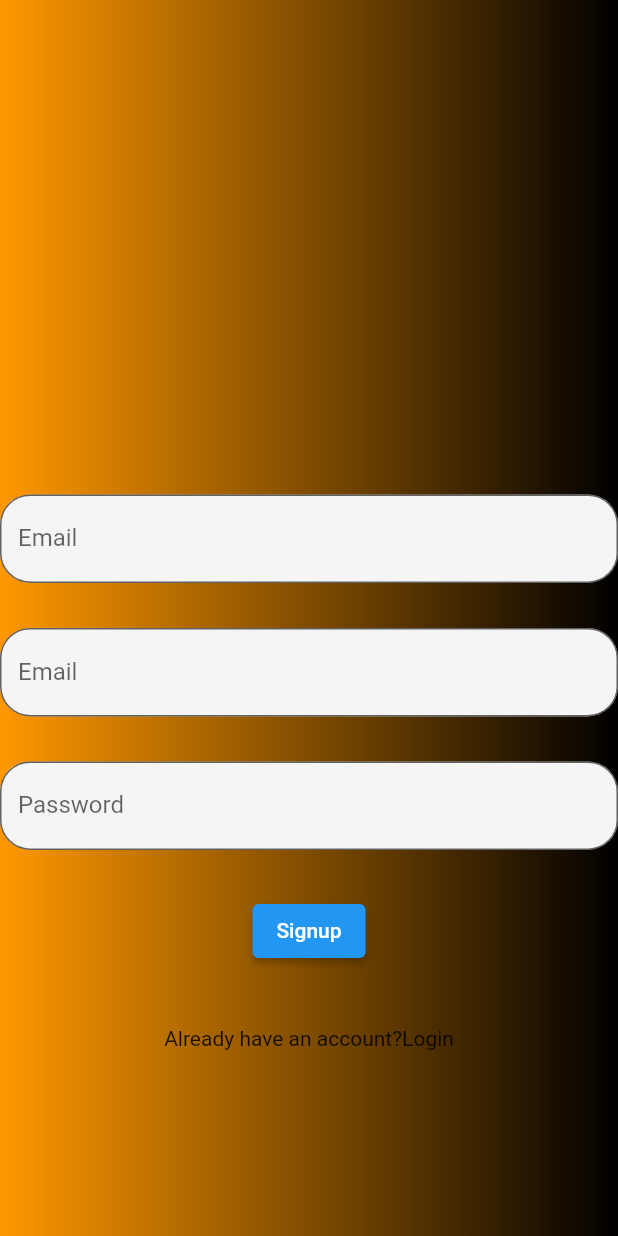
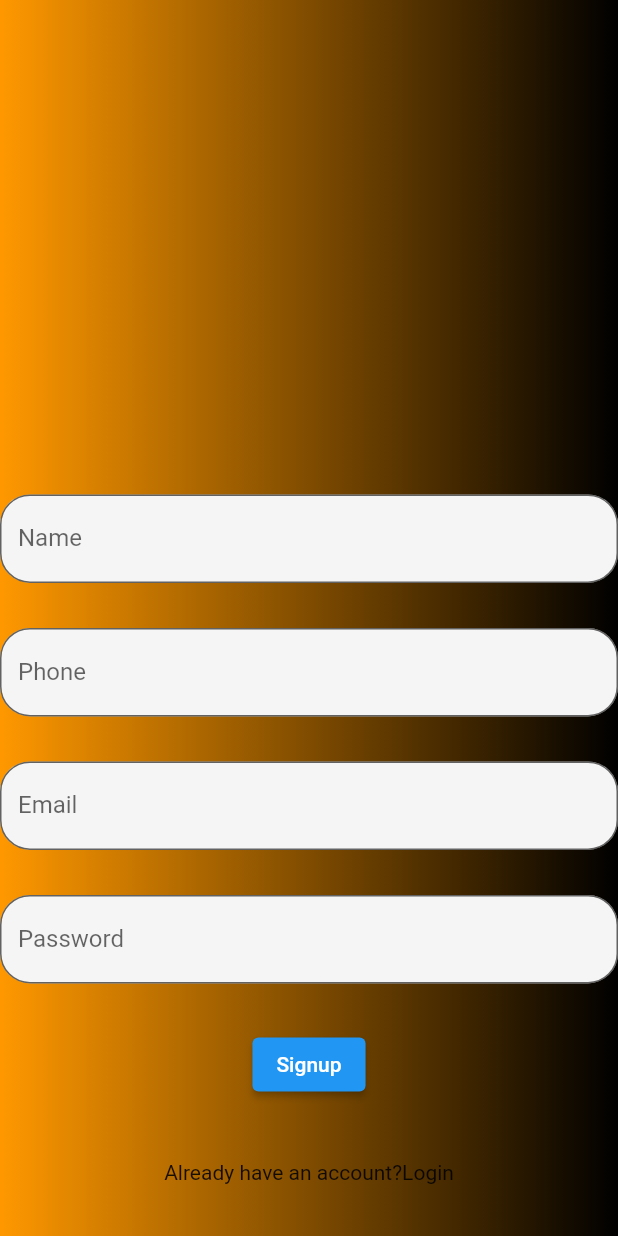
Before and after one commit to taurusaman/cc_app, a Flutter app: the SignUpScreen screen opened by its route, after a tap on "Signup", on a phone screen of 412 x 824 dp. Run offline on Flutter 3.47's test engine with Material 2 defaults, Android fonts, the phone set to English and light mode, and no system bars; our stand-ins replace carousel_slider, cloud_firestore, firebase_auth, firebase_core, get; missing offline and left inert: icons_flutter; accounts and stored records are empty; network calls fail.

Commit message:
email firebase code changes

```diff
--- a/lib/main.dart
+++ b/lib/main.dart
@@ -1,3 +1,4 @@
+import 'package:cc_app/firebase_options.dart';
 import 'package:cc_app/screen/navscreens/navigationbarscreen.dart';
 import 'package:cc_app/screen/otherscreens/forgetpassword.dart';
 import 'package:cc_app/screen/navscreens/homescreen.dart';
@@ -11,7 +12,9 @@ import 'package:flutter/material.dart';
 void main() async {
   //for firebase binding to main function of our flutter app
   WidgetsFlutterBinding.ensureInitialized();
-  await Firebase.initializeApp();
+  await Firebase.initializeApp(
+    options: DefaultFirebaseOptions.currentPlatform,
+  );
   runApp(MaterialApp(
     debugShowCheckedModeBanner: false,
     title: 'CCApp',
--- a/lib/screen/otherscreens/loginscreen.dart
+++ b/lib/screen/otherscreens/loginscreen.dart
@@ -1,3 +1,4 @@
+import 'package:cc_app/screen/navscreens/navigationbarscreen.dart';
 import 'package:cc_app/screen/otherscreens/forgetpassword.dart';
 import 'package:cc_app/screen/otherscreens/regissterscreen.dart';
 import 'package:firebase_auth/firebase_auth.dart';
@@ -61,7 +62,11 @@ class _MyLoginscreenState extends State<MyLoginscreen> {
                   final credential = await FirebaseAuth.instance
                       .signInWithEmailAndPassword(
                           email: email, password: password);
-                  Navigator.pushNamed(context, 'navscreen');
+                  Navigator.push(
+                      context,
+                      MaterialPageRoute(
+                        builder: (context) => navscreen(),
+                      ));
                 } on FirebaseAuthException catch (e) {
                   if (e.code == 'user-not-found') {
                     print('No user found for that email.');
--- a/lib/screen/otherscreens/regissterscreen.dart
+++ b/lib/screen/otherscreens/regissterscreen.dart
@@ -1,3 +1,9 @@
+
+import 'package:cc_app/firebase_options.dart';
+import 'package:cc_app/screen/navscreens/navigationbarscreen.dart';
+import 'package:cc_app/screen/otherscreens/loginscreen.dart';
+import 'package:cc_app/services/registerservices.dart';
+import 'package:cloud_firestore/cloud_firestore.dart';
 import 'package:firebase_auth/firebase_auth.dart';
 import 'package:flutter/material.dart';
 
@@ -9,9 +15,13 @@ class SignUpScreen extends StatefulWidget {
 }
 
 class _SignUpScreenState extends State<SignUpScreen> {
+  TextEditingController userNameController = TextEditingController();
+  TextEditingController userPhoneController = TextEditingController();
+  TextEditingController userEmailController = TextEditingController();
+  TextEditingController userPasswordController = TextEditingController();
+
   @override
   Widget build(BuildContext context) {
-    String email = '', password = '';
     return Scaffold(
         backgroundColor: Colors.transparent,
         body: Container(
@@ -22,9 +32,31 @@ class _SignUpScreenState extends State<SignUpScreen> {
                 EdgeInsets.only(top: MediaQuery.of(context).size.height * 0.4),
             child: Column(children: [
               TextFormField(
-                  onChanged: (value) {
-                    email = value;
-                  },
+                  controller: userNameController,
+                  decoration: InputDecoration(
+                      fillColor: Colors.grey.shade100,
+                      filled: true,
+                      labelText: 'Name',
+                      hintText: 'Enter Name',
+                      border: OutlineInputBorder(
+                          borderRadius: BorderRadius.circular(20)))),
+              SizedBox(
+                height: 30,
+              ),
+              TextFormField(
+                  controller: userPhoneController,
+                  decoration: InputDecoration(
+                      fillColor: Colors.grey.shade100,
+                      filled: true,
+                      labelText: 'Phone',
+                      hintText: 'Enter Phone',
+                      border: OutlineInputBorder(
+                          borderRadius: BorderRadius.circular(20)))),
+              SizedBox(
+                height: 30,
+              ),
+              TextFormField(
+                  controller: userEmailController,
                   decoration: InputDecoration(
                       fillColor: Colors.grey.shade100,
                       filled: true,
@@ -36,24 +68,7 @@ class _SignUpScreenState extends State<SignUpScreen> {
                 height: 30,
               ),
               TextFormField(
-                  onChanged: (value) {
-                    password = value;
-                  },
-                  obscureText: false,
-                  decoration: InputDecoration(
-                      fillColor: Colors.grey.shade100,
-                      filled: true,
-                      labelText: 'Email',
-                      hintText: 'Enter Email',
-                      border: OutlineInputBorder(
-                          borderRadius: BorderRadius.circular(20)))),
-              SizedBox(
-                height: 30,
-              ),
-              TextFormField(
-                  onChanged: (value) {
-                    password = value;
-                  },
+                  controller: userPasswordController,
                   obscureText: true,
                   decoration: InputDecoration(
                       fillColor: Colors.grey.shade100,
@@ -67,20 +82,23 @@ class _SignUpScreenState extends State<SignUpScreen> {
               ),
               ElevatedButton(
                   onPressed: () async {
-                    try {
-                      final credential = await FirebaseAuth.instance
-                          .createUserWithEmailAndPassword(
-                              email: email, password: password);
-                      Navigator.pushNamed(context, 'navscreen');
-                    } on FirebaseAuthException catch (e) {
-                      if (e.code == 'weak-password') {
-                        print('The password provided is too weak.');
-                      } else if (e.code == 'email-already-in-use') {
-                        print('The account already exists for that email.');
-                      }
-                    } catch (e) {
-                      print(e);
-                    }
+                    var userName = userNameController.text.trim();
+                    var userPhone = userPhoneController.text.trim();
+                    var userEmail = userEmailController.text.trim();
+                    var userPassword = userPasswordController.text.trim();
+
+                    await FirebaseAuth.instance.createUserWithEmailAndPassword(
+                        email: userEmail, password: userPassword);
+                    signUpUser(
+                      userName,
+                      userPhone,
+                      userEmail,
+                      userPassword,
+                    );Navigator.push(
+                    context,
+                    MaterialPageRoute(
+                      builder: (context) => MyLoginscreen(),
+                    ));
                   },
                   child: Text('Signup')),
               SizedBox(
--- /dev/null
+++ b/lib/services/registerservices.dart
@@ -0,0 +1,22 @@
+import 'package:cc_app/screen/otherscreens/loginscreen.dart';
+import 'package:cloud_firestore/cloud_firestore.dart';
+import 'package:firebase_auth/firebase_auth.dart';
+import 'package:get/get.dart';
+
+signUpUser(
+  String userName,
+  String userPhone,
+  String userEmail,
+  String userPassword,
+) async {
+  try {
+    await FirebaseFirestore.instance.collection('user').doc().set({
+      'userName': userName,
+      'userPhone': userPhone,
+      'userEmail': userEmail,
+      'createdAt': DateTime.now(),
+    });
+  } on FirebaseAuthException catch (e) {
+    print('error: $e');
+  }
+}
--- a/pubspec.yaml
+++ b/pubspec.yaml
@@ -39,6 +39,8 @@ dependencies:
   icons_flutter: ^0.0.4
   firebase_core: ^2.15.0
   firebase_auth: ^4.7.0
+  cloud_firestore: ^4.8.3
+  get: ^4.6.5
 
 
 dev_dependencies:
@@ -50,7 +52,7 @@ dev_dependencies:
   # activated in the `analysis_options.yaml` file located at the root of your
   # package. See that file for information about deactivating specific lint
   # rules and activating additional ones.
-  flutter_lints: ^2.0.0
+  # flutter_lints: ^2.0.0
 
 # For information on the generic Dart part of this file, see the
 # following page: https://dart.dev/tools/pub/pubspec
```
Also changed, not shown: lib/firebase_options.dart, pubspec.lock, 3 other files.
